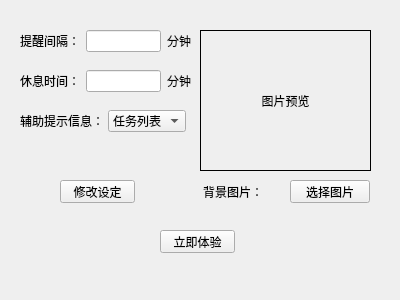
Before: the Qt Designer form pma/jiuzuo.ui in FlyingGarfield/productManager_assistant, drawn with Qt 5.
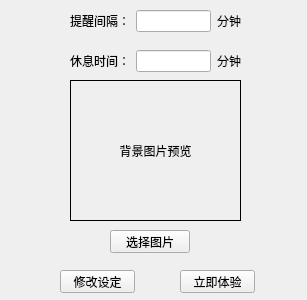
After: the same form once the commit is applied.

What changed in the file:
```diff
--- a/pma/jiuzuo.ui
+++ b/pma/jiuzuo.ui
@@ -6,7 +6,7 @@
    <rect>
     <x>0</x>
     <y>0</y>
-    <width>400</width>
+    <width>307</width>
     <height>300</height>
    </rect>
   </property>
@@ -17,7 +17,7 @@
    <property name="geometry">
     <rect>
      <x>60</x>
-     <y>180</y>
+     <y>270</y>
      <width>75</width>
      <height>23</height>
     </rect>
@@ -29,8 +29,8 @@
   <widget class="QLabel" name="imgLabel">
    <property name="geometry">
     <rect>
-     <x>200</x>
-     <y>30</y>
+     <x>70</x>
+     <y>80</y>
      <width>171</width>
      <height>141</height>
     </rect>
@@ -39,7 +39,7 @@
     <enum>QFrame::Box</enum>
    </property>
    <property name="text">
-    <string>图片预览</string>
+    <string>背景图片预览</string>
    </property>
    <property name="alignment">
     <set>Qt::AlignCenter</set>
@@ -51,8 +51,8 @@
   <widget class="QPushButton" name="pushButton">
    <property name="geometry">
     <rect>
-     <x>290</x>
-     <y>180</y>
+     <x>110</x>
+     <y>230</y>
      <width>80</width>
      <height>23</height>
     </rect>
@@ -61,24 +61,11 @@
     <string>选择图片</string>
    </property>
   </widget>
-  <widget class="QLabel" name="label_6">
-   <property name="geometry">
-    <rect>
-     <x>203</x>
-     <y>178</y>
-     <width>81</width>
-     <height>28</height>
-    </rect>
-   </property>
-   <property name="text">
-    <string>背景图片：</string>
-   </property>
-  </widget>
   <widget class="QPushButton" name="lijitiyan">
    <property name="geometry">
     <rect>
-     <x>160</x>
-     <y>230</y>
+     <x>180</x>
+     <y>270</y>
      <width>75</width>
      <height>23</height>
     </rect>
@@ -90,8 +77,8 @@
   <widget class="QWidget" name="layoutWidget">
    <property name="geometry">
     <rect>
-     <x>20</x>
-     <y>30</y>
+     <x>70</x>
+     <y>10</y>
      <width>171</width>
      <height>22</height>
     </rect>
@@ -123,8 +110,8 @@
   <widget class="QWidget" name="layoutWidget">
    <property name="geometry">
     <rect>
-     <x>20</x>
-     <y>70</y>
+     <x>70</x>
+     <y>50</y>
      <width>171</width>
      <height>22</height>
     </rect>
@@ -149,45 +136,6 @@
     </item>
    </layout>
   </widget>
-  <widget class="QWidget" name="layoutWidget">
-   <property name="geometry">
-    <rect>
-     <x>20</x>
-     <y>110</y>
-     <width>166</width>
-     <height>22</height>
-    </rect>
-   </property>
-   <layout class="QHBoxLayout" name="horizontalLayout_3">
-    <item>
-     <widget class="QLabel" name="label_5">
-      <property name="text">
-       <string>辅助提示信息：</string>
-      </property>
-     </widget>
-    </item>
-    <item>
-     <widget class="QComboBox" name="fuzhuList">
-      <item>
-       <property name="text">
-        <string>任务列表</string>
-       </property>
-      </item>
-      <item>
-       <property name="text">
-        <string>需求列表</string>
-       </property>
-      </item>
-      <item>
-       <property name="text">
-        <string/>
-       </property>
-      </item>
-     </widget>
-    </item>
-   </layout>
-  </widget>
-  <zorder>layoutWidget</zorder>
   <zorder>layoutWidget</zorder>
   <zorder>layoutWidget</zorder>
   <zorder>xiugai</zorder>
```
Left out of the diff: 5 changed lines with no effect on the pictures.
